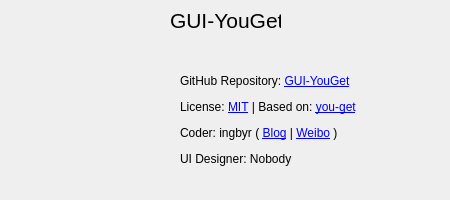
The window that app/ui/about_widget.ui (ingbyr/vdm) describes before a commit, drawn with Qt 5.
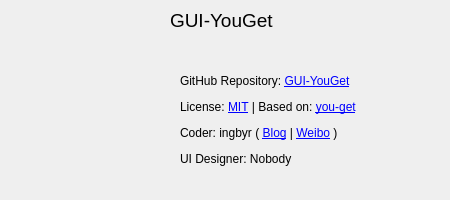
The same window after the commit. Icons and pictures are not drawn.

```diff
--- a/app/ui/about_widget.ui
+++ b/app/ui/about_widget.ui
@@ -60,7 +60,7 @@
    </property>
    <property name="font">
     <font>
-     <pointsize>16</pointsize>
+     <pointsize>14</pointsize>
     </font>
    </property>
    <property name="text">
```
Left out of the diff: 2 changed lines with no effect on the pictures.
